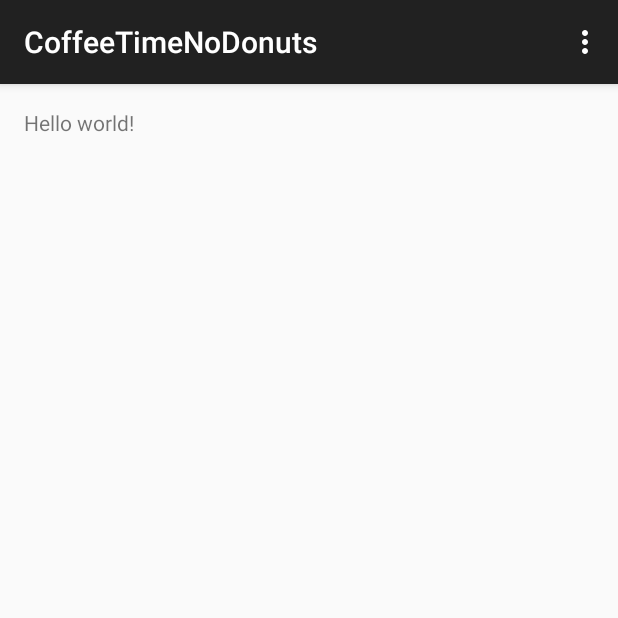
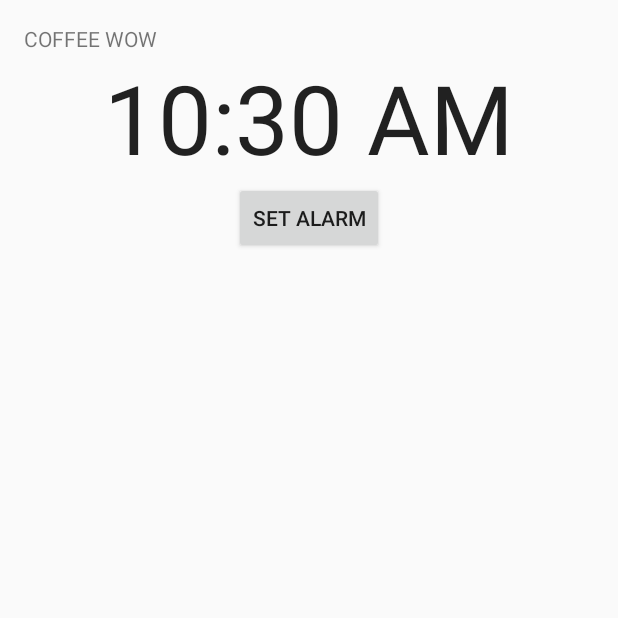
Before and after one commit to adamklen/Awake, an Android app: the screen it shows after launch (MainActivity), on a phone screen of 412 x 824 dp, the top half of it. Run offline under Robolectric (Android 15) with nearby library versions, the phone set to English and light mode, and no system bars.

Commit message:
The app can now create an alarm that triggers an activity to run at some time.

```diff
--- a/app/build.gradle
+++ b/app/build.gradle
@@ -6,7 +6,7 @@ android {
 
     defaultConfig {
         applicationId "ca.coffee.coffeetimenodonuts"
-        minSdkVersion 11
+        minSdkVersion 17
         targetSdkVersion 22
         versionCode 1
         versionName "1.0"
--- a/app/src/main/AndroidManifest.xml
+++ b/app/src/main/AndroidManifest.xml
@@ -16,6 +16,12 @@
                 <category android:name="android.intent.category.LAUNCHER" />
             </intent-filter>
         </activity>
+
+        <activity
+            android:name=".AlarmReceiverActivity"
+            android:label="@string/app_name" >
+        </activity>
+
     </application>
 
 </manifest>
--- a/app/src/main/java/ca/coffee/coffeetimenodonuts/MainActivity.java
+++ b/app/src/main/java/ca/coffee/coffeetimenodonuts/MainActivity.java
@@ -20,7 +20,7 @@ public class MainActivity extends ActionBarActivity {
         setContentView(R.layout.activity_main);
         if (savedInstanceState == null) {
             getSupportFragmentManager().beginTransaction()
-                    .add(R.id.container, new PlaceholderFragment())
+                    .add(R.id.container, new MainFragment())
                     .commit();
         }
     }
@@ -48,19 +48,4 @@ public class MainActivity extends ActionBarActivity {
         return super.onOptionsItemSelected(item);
     }
 
-    /**
-     * A placeholder fragment containing a simple view.
-     */
-    public static class PlaceholderFragment extends Fragment {
-
-        public PlaceholderFragment() {
-        }
-
-        @Override
-        public View onCreateView(LayoutInflater inflater, ViewGroup container,
-                                 Bundle savedInstanceState) {
-            View rootView = inflater.inflate(R.layout.fragment_main, container, false);
-            return rootView;
-        }
-    }
 }
--- /dev/null
+++ b/app/src/main/java/ca/coffee/coffeetimenodonuts/MainFragment.java
@@ -0,0 +1,83 @@
+package ca.coffee.coffeetimenodonuts;
+
+import android.app.Activity;
+import android.app.AlarmManager;
+import android.app.PendingIntent;
+import android.content.Intent;
+import android.os.Bundle;
+import android.support.v4.app.Fragment;
+import android.util.Log;
+import android.view.LayoutInflater;
+import android.view.View;
+import android.view.ViewGroup;
+import android.widget.TextClock;
+
+import java.util.Calendar;
+
+/**
+ * Created by ajklen on 3/28/15.
+ */
+public class MainFragment extends Fragment implements View.OnClickListener {
+
+    private TextClock clock;
+    private Calendar calendar;
+
+    public MainFragment () {
+
+    }
+
+    @Override
+    public View onCreateView(LayoutInflater inflater, ViewGroup container,
+                             Bundle savedInstanceState) {
+        View rootView = inflater.inflate(R.layout.fragment_main, container, false);
+
+        rootView.findViewById(R.id.button_set).setOnClickListener(this);
+        clock = (TextClock) rootView.findViewById(R.id.clock);
+        clock.setOnClickListener(this);
+
+        calendar = Calendar.getInstance();
+        calendar.add(Calendar.SECOND, 5);
+
+        return rootView;
+    }
+
+    @Override
+    public void onClick(View v) {
+        switch(v.getId()){
+            case R.id.button_set:
+                setAlarm();
+                return;
+            case R.id.clock:
+                setTime();
+                return;
+            default:
+                return;
+        }
+    }
+
+    private void setAlarm(){
+
+        if (calendar != null){
+
+            Log.d("MainFragment", "alarm set");
+
+            calendar = Calendar.getInstance();
+            calendar.add(Calendar.SECOND, 5);
+
+            Intent intent = new Intent(getActivity(), AlarmReceiverActivity.class);
+            PendingIntent pendingIntent = PendingIntent.getActivity(getActivity(),
+                    //the number is the alarm ID; any alarms with the same id are overwritten
+                    12345, intent, PendingIntent.FLAG_CANCEL_CURRENT);
+
+            AlarmManager am = (AlarmManager)getActivity().getSystemService(Activity.ALARM_SERVICE);
+            am.set(AlarmManager.RTC_WAKEUP, calendar.getTimeInMillis(),
+                    pendingIntent);
+
+
+        }
+    }
+
+    private void setTime(){
+
+    }
+}
--- a/app/src/main/res/layout/fragment_main.xml
+++ b/app/src/main/res/layout/fragment_main.xml
@@ -1,12 +1,29 @@
-<RelativeLayout xmlns:android="http://schemas.android.com/apk/res/android"
+<LinearLayout xmlns:android="http://schemas.android.com/apk/res/android"
     xmlns:tools="http://schemas.android.com/tools" android:layout_width="match_parent"
-    android:layout_height="match_parent" android:paddingLeft="@dimen/activity_horizontal_margin"
+    android:layout_height="match_parent"
+    android:orientation="vertical"
+    android:paddingLeft="@dimen/activity_horizontal_margin"
     android:paddingRight="@dimen/activity_horizontal_margin"
     android:paddingTop="@dimen/activity_vertical_margin"
     android:paddingBottom="@dimen/activity_vertical_margin"
-    tools:context=".MainActivity$PlaceholderFragment">
+    tools:context=".MainActivity">
 
-    <TextView android:text="@string/hello_world" android:layout_width="wrap_content"
+    <TextView android:text="COFFEE WOW" android:layout_width="wrap_content"
         android:layout_height="wrap_content" />
 
-</RelativeLayout>
+    <TextClock
+        android:textSize="64sp"
+        android:layout_gravity="center_horizontal"
+        android:layout_width="wrap_content"
+        android:layout_height="wrap_content"
+        android:id="@+id/clock" />
+
+    <Button
+        android:text="Set Alarm"
+        android:id="@+id/button_set"
+        android:layout_gravity="center_horizontal"
+        android:layout_width="wrap_content"
+        android:layout_height="wrap_content" />
+
+
+</LinearLayout>
--- a/app/src/main/res/values/styles.xml
+++ b/app/src/main/res/values/styles.xml
@@ -1,7 +1,7 @@
 <resources>
 
     <!-- Base application theme. -->
-    <style name="AppTheme" parent="Theme.AppCompat.Light.DarkActionBar">
+    <style name="AppTheme" parent="Theme.AppCompat.Light.NoActionBar">
         <!-- Customize your theme here. -->
     </style>
 
```
Also changed, not shown: app/src/main/java/ca/coffee/coffeetimenodonuts/AlarmReceiverActivity.java (added, +33 -0 lines), 1 other file.
